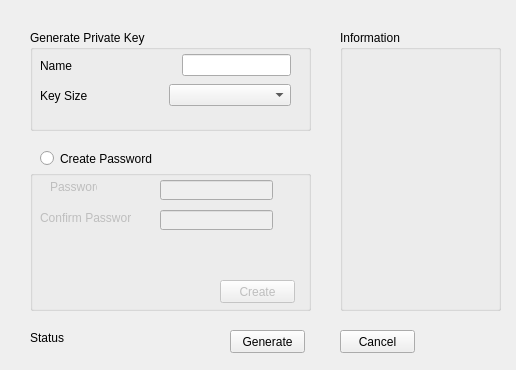
Before: the Qt Designer form gencsr.ui in stacywaturi/Design1, drawn with Qt 5.
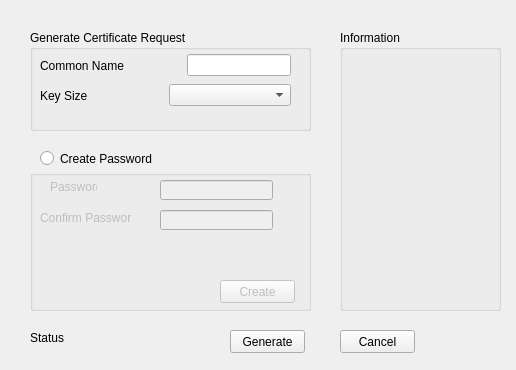
After: the same form once the commit is applied.

```diff
--- a/gencsr.ui
+++ b/gencsr.ui
@@ -23,7 +23,7 @@
     </rect>
    </property>
    <property name="title">
-    <string>Generate Private Key</string>
+    <string>Generate Certificate Request</string>
    </property>
    <widget class="QWidget" name="horizontalLayoutWidget_6">
     <property name="geometry">
@@ -60,7 +60,7 @@
      <item>
       <widget class="QLabel" name="commonName_label">
        <property name="text">
-        <string>Name                               </string>
+        <string>Common Name                 </string>
        </property>
       </widget>
      </item>
```
Left out of the diff: 2 changed lines with no effect on the pictures.
